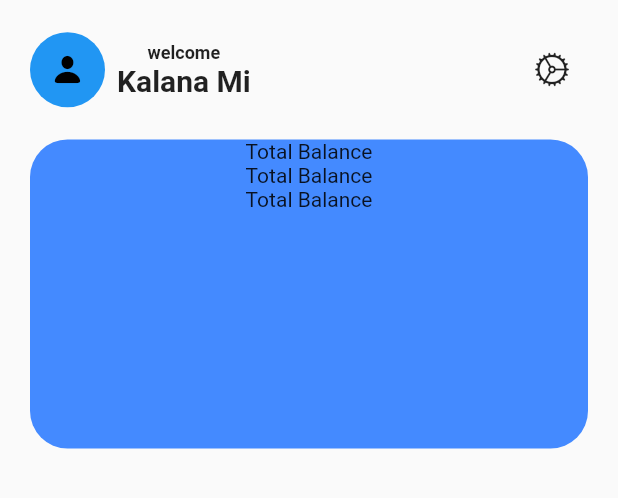
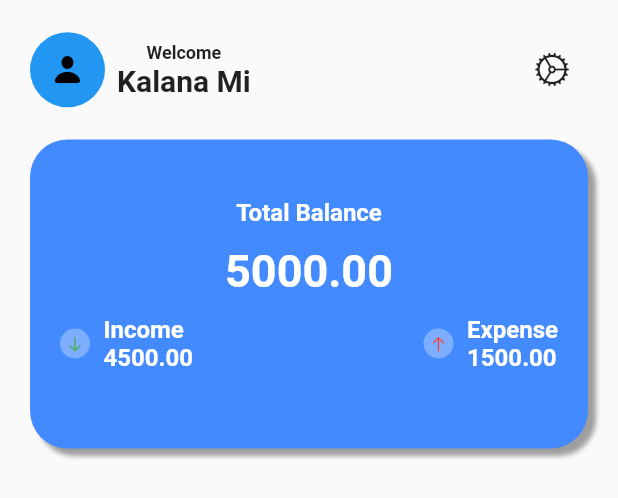
Before and after one commit to kalana-mihiranga/ExpenseWise, a Flutter app: the MainScreen widget shown alone on an empty page, opened directly, on a phone screen of 412 x 824 dp. Shown: the top 498 px of the screen. Run offline on Flutter 3.47's test engine with Material 2 defaults, Android fonts, the phone set to English and light mode, and no system bars.

Commit message:
feat:main screen balance View

```diff
--- a/lib/screens/home/views/main_screen.dart
+++ b/lib/screens/home/views/main_screen.dart
@@ -9,11 +9,10 @@ class MainScreen extends StatelessWidget {
     return SafeArea(
       child: Padding(
         padding: const EdgeInsets.all(20.0),
-        child:
-        Column(
+        child: Column(
           children: [
+            // Profile section
             Container(
-
               child: Row(
                 mainAxisAlignment: MainAxisAlignment.spaceBetween,
                 children: [
@@ -26,7 +25,9 @@ class MainScreen extends StatelessWidget {
                             width: 50,
                             height: 50,
                             decoration: const BoxDecoration(
-                                  shape: BoxShape.circle, color: Colors.blue),
+                              shape: BoxShape.circle,
+                              color: Colors.blue,
+                            ),
                           ),
                           Icon(
                             CupertinoIcons.person_fill,
@@ -39,69 +40,174 @@ class MainScreen extends StatelessWidget {
                         child: Column(
                           children: [
                             Text(
-                                "welcome",
+                              "Welcome",
                               style: TextStyle(
-                                    fontSize: 12, fontWeight: FontWeight.w600),
+                                fontSize: 12,
+                                fontWeight: FontWeight.w600,
+                              ),
                             ),
                             Text(
                               "Kalana Mi",
                               style: TextStyle(
-                                    fontSize: 20, fontWeight: FontWeight.bold),
+                                fontSize: 20,
+                                fontWeight: FontWeight.bold,
+                              ),
                             ),
                           ],
                         ),
                       ),
                     ],
                   ),
-                    const SizedBox(
-                      width: 8,
-                    ),
                   Container(
-                      child: Row(
-                        children: [
-                          Column(
-                            children: [
-                              IconButton(
-                                onPressed: () {},
+                    child: IconButton(
+                      onPressed: () {
+                        // Add functionality for settings button here
+                      },
                       icon: Icon(CupertinoIcons.settings),
                     ),
+                  ),
                 ],
+              ),
+            ),
+            SizedBox(height: 20),
+
+            // Total Balance section
+            Container(
+              width: MediaQuery.of(context).size.width,
+              height: MediaQuery.of(context).size.width / 2,
+              decoration: BoxDecoration(
+                color: Colors.blueAccent,
+                borderRadius: BorderRadius.circular(25),
+                boxShadow: [
+                  BoxShadow(
+                    blurRadius: 2,
+                  color: Colors.grey.shade500,
+                    offset: Offset(5,5)
                   )
+                ]
+              ),
+
+              child: Column(
+                mainAxisAlignment: MainAxisAlignment.center,
+                children: [
+                  Text(
+                    "Total Balance",
+                    style: TextStyle(
+                      fontSize: 16,
+                      color: Colors.white,
+                      fontWeight: FontWeight.w600,
+                    ),
+                  ),
+                  SizedBox(height: 12),
+                  const Text(
+                    "5000.00",
+                    style: TextStyle(
+                      fontSize: 30,
+                      color: Colors.white,
+                      fontWeight: FontWeight.bold,
+                    ),
+                  ),
+                  Padding(
+                    padding: const EdgeInsets.symmetric(
+                      vertical: 12,
+                      horizontal: 20,
+                    ),
+                    child: Row(
+                      mainAxisAlignment: MainAxisAlignment.spaceBetween, // Space between Income and Expense
+                      children: [
+                        // Income Section
+                        Row(
+                          children: [
+                            Container(
+                              width: 20,
+                              height: 20,
+                              decoration: BoxDecoration(
+                                color: Colors.white30,
+                                shape: BoxShape.circle,
+                              ),
+                              child: Center(
+                                child: Icon(
+                                  CupertinoIcons.arrow_down,
+                                  size: 12,
+                                  color: Colors.green,
+                                ),
+                              ),
+                            ),
+                            SizedBox(width: 9),
+                            Column(
+                              crossAxisAlignment: CrossAxisAlignment.start,
+                              children: [
+                                Text(
+                                  'Income',
+                                  style: TextStyle(
+                                    fontSize: 16,
+                                    color: Colors.white,
+                                    fontWeight: FontWeight.w600,
+                                  ),
+                                ),
+                                const Text(
+                                  '4500.00',
+                                  style: TextStyle(
+                                    fontSize: 16,
+                                    color: Colors.white,
+                                    fontWeight: FontWeight.w600,
+                                  ),
+                                ),
+                              ],
+                            ),
                           ],
                         ),
 
+                        // Expense Section
+                        Row(
+                          children: [
+                            Container(
+                              width: 20,
+                              height: 20,
+                              decoration: BoxDecoration(
+                                color: Colors.white30,
+                                shape: BoxShape.circle,
                               ),
-              ]),
-
+                              child: Center(
+                                child: Icon(
+                                  CupertinoIcons.arrow_up,
+                                  size: 12,
+                                  color: Colors.red,
                                 ),
-            SizedBox(height: 20,),
-            Container(
-              width: MediaQuery.of(context).size.width,
-              height:MediaQuery.of(context).size.width/2,
-              decoration: BoxDecoration(
-                color: Colors.blueAccent,
-                borderRadius: BorderRadius.circular(25)
                               ),
-
-              child: Column(
+                            ),
+                            SizedBox(width: 9),
+                            Column(
+                              crossAxisAlignment: CrossAxisAlignment.start,
                               children: [
                                 Text(
-                    "Total Balance"
+                                  'Expense',
+                                  style: TextStyle(
+                                    fontSize: 16,
+                                    color: Colors.white,
+                                    fontWeight: FontWeight.w600,
                                   ),
-                  Text(
-                      "Total Balance"
                                 ),
-                  Text(
-                      "Total Balance"
-                  )
-                ],
-
+                                const Text(
+                                  '1500.00',
+                                  style: TextStyle(
+                                    fontSize: 16,
+                                    color: Colors.white,
+                                    fontWeight: FontWeight.w600,
                                   ),
-
-            )
+                                ),
                               ],
                             ),
-
+                          ],
+                        ),
+                      ],
+                    ),
+                  ),
+                ],
+              ),
+            ),
+          ],
+        ),
       ),
     );
   }
--- a/pubspec.yaml
+++ b/pubspec.yaml
@@ -24,5 +24,9 @@ dev_dependencies:
   flutter_lints: ^2.0.0
 
 flutter:
+  assets:
+            - assets/img.png
+  fonts:
+    - family: Pacifico
 
   uses-material-design: true
```
Also changed, not shown: assets/img.png (added). Lines whose indentation alone changed are shown as unchanged.
